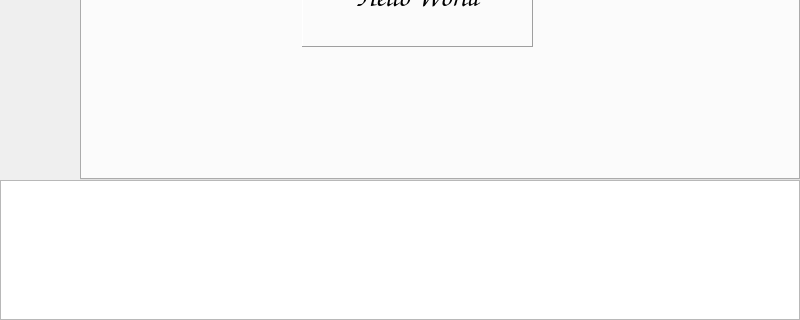
aobocodo/QtGUI, file widget.ui: the form before one commit; both pictures show x 0 to 800 and y 280 to 600 of the 800 by 600 pixel window.
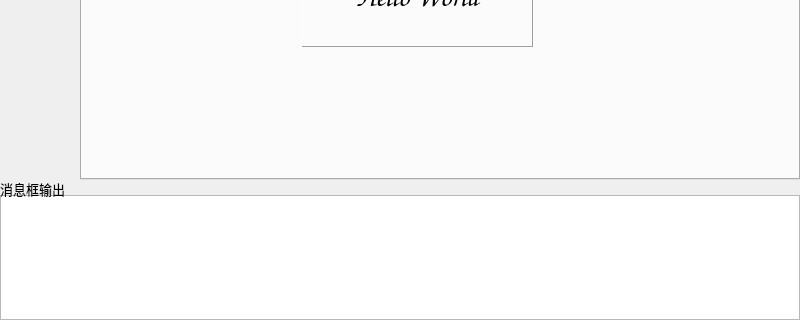
The form after the commit. Custom widgets are drawn as their Qt base class.

Commit message: [M]Fix window,Add info

Diff of the .ui file:
```diff
--- a/widget.ui
+++ b/widget.ui
@@ -10,6 +10,12 @@
     <height>600</height>
    </rect>
   </property>
+  <property name="maximumSize">
+   <size>
+    <width>800</width>
+    <height>600</height>
+   </size>
+  </property>
   <property name="windowTitle">
    <string>Widget</string>
   </property>
@@ -49,9 +55,9 @@
     <property name="geometry">
      <rect>
       <x>0</x>
-      <y>0</y>
+      <y>15</y>
       <width>800</width>
-      <height>140</height>
+      <height>125</height>
      </rect>
     </property>
     <property name="html">
@@ -62,6 +68,24 @@
 &lt;p style=&quot;-qt-paragraph-type:empty; margin-top:0px; margin-bottom:0px; margin-left:0px; margin-right:0px; -qt-block-indent:0; text-indent:0px;&quot;&gt;&lt;br /&gt;&lt;/p&gt;&lt;/body&gt;&lt;/html&gt;</string>
     </property>
    </widget>
+   <widget class="QLabel" name="label_2">
+    <property name="geometry">
+     <rect>
+      <x>0</x>
+      <y>0</y>
+      <width>81</width>
+      <height>17</height>
+     </rect>
+    </property>
+    <property name="font">
+     <font>
+      <pointsize>10</pointsize>
+     </font>
+    </property>
+    <property name="text">
+     <string>消息框输出</string>
+    </property>
+   </widget>
   </widget>
   <widget class="QWidget" name="btn_widget" native="true">
    <property name="geometry">
```
The commit also changes 2 other files.
